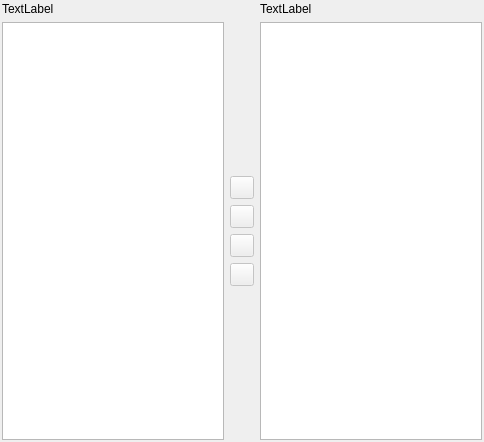
Before: the Qt Designer form src/terralib/qt/widgets/utils/ui/DoubleListWidgetForm.ui in claudiobogossian/terralib5, drawn with Qt 5.
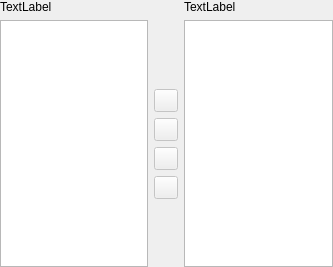
After: the same form once the commit is applied.

Diff of the .ui file:
```diff
--- a/src/terralib/qt/widgets/utils/ui/DoubleListWidgetForm.ui
+++ b/src/terralib/qt/widgets/utils/ui/DoubleListWidgetForm.ui
@@ -6,8 +6,8 @@
    <rect>
     <x>0</x>
     <y>0</y>
-    <width>484</width>
-    <height>442</height>
+    <width>333</width>
+    <height>267</height>
    </rect>
   </property>
   <property name="windowTitle">
@@ -15,7 +15,7 @@
   </property>
   <layout class="QGridLayout" name="gridLayout_5">
    <property name="margin">
-    <number>2</number>
+    <number>0</number>
    </property>
    <item row="0" column="0">
     <layout class="QGridLayout" name="gridLayout_4">
```
